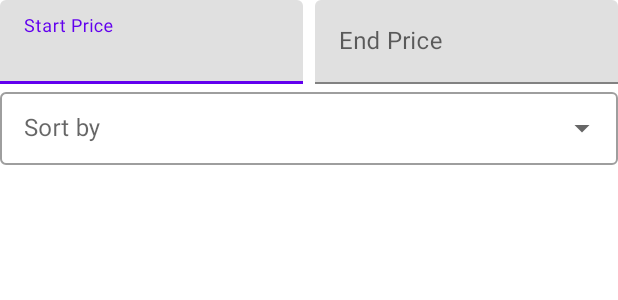
After one commit to marodr99/furniture-store-android, an Android app: the layout additional_search_options.xml on its own in the app's theme, with its tools: preview values and no code run, on a phone screen of 412 x 824 dp. The commit adds this screen. Shown: the top 300 px of the screen. Run offline under Robolectric (Android 15) with nearby library versions, the phone set to English and light mode, and no system bars.

Commit message:
handle filter button. Possibility to search and sort by price.

```diff
--- a/app/src/main/res/layout/activity_furniture_list.xml
+++ b/app/src/main/res/layout/activity_furniture_list.xml
@@ -41,6 +41,7 @@
                 app:layout_constraintWidth_percent="0.65" />
 
             <Button
+                android:id="@+id/filterButton"
                 android:layout_width="0dp"
                 android:layout_height="0dp"
                 android:layout_margin="5dp"
--- /dev/null
+++ b/app/src/main/res/layout/additional_search_options.xml
@@ -0,0 +1,59 @@
+<?xml version="1.0" encoding="utf-8"?>
+<androidx.constraintlayout.widget.ConstraintLayout xmlns:android="http://schemas.android.com/apk/res/android"
+    xmlns:app="http://schemas.android.com/apk/res-auto"
+    android:layout_width="match_parent"
+    android:layout_height="match_parent"
+    android:orientation="vertical">
+
+    <com.google.android.material.textfield.TextInputLayout
+        android:layout_width="0dp"
+        android:layout_height="wrap_content"
+        app:layout_constraintStart_toStartOf="parent"
+        app:layout_constraintTop_toTopOf="parent"
+        app:layout_constraintWidth_percent="0.49">
+
+        <com.google.android.material.textfield.TextInputEditText
+            android:id="@+id/startPriceAlertDialog"
+            android:layout_width="match_parent"
+            android:layout_height="match_parent"
+            android:hint="Start Price"
+            android:inputType="numberDecimal" />
+    </com.google.android.material.textfield.TextInputLayout>
+
+    <com.google.android.material.textfield.TextInputLayout
+        android:id="@+id/endPriceContainer"
+        android:layout_width="0dp"
+        android:layout_height="wrap_content"
+        app:layout_constraintEnd_toEndOf="parent"
+        app:layout_constraintTop_toTopOf="parent"
+        app:layout_constraintWidth_percent="0.49">
+
+        <com.google.android.material.textfield.TextInputEditText
+            android:id="@+id/endPriceAlertDialog"
+            android:layout_width="match_parent"
+            android:layout_height="match_parent"
+            android:hint="End Price"
+            android:inputType="numberDecimal" />
+    </com.google.android.material.textfield.TextInputLayout>
+    <LinearLayout
+        android:layout_width="match_parent"
+        android:layout_height="wrap_content"
+        app:layout_constraintTop_toBottomOf="@id/endPriceContainer">
+        <com.google.android.material.textfield.TextInputLayout
+            style="@style/Widget.MaterialComponents.TextInputLayout.OutlinedBox.Dense.ExposedDropdownMenu"
+            android:layout_width="match_parent"
+            android:layout_height="wrap_content"
+            android:hint="Sort by">
+
+            <AutoCompleteTextView
+                android:id="@+id/sortOption"
+                android:layout_width="match_parent"
+                android:layout_height="wrap_content"
+                android:enabled="false"
+                android:inputType="none"
+                android:textColor="#000" />
+        </com.google.android.material.textfield.TextInputLayout>
+
+    </LinearLayout>
+
+</androidx.constraintlayout.widget.ConstraintLayout>
```
Also changed, not shown: app/src/main/java/pk/furniture_android_app/FurnitureListActivity.kt (+78 -3 lines), app/src/main/java/pk/furniture_android_app/models/chairs/ChairsSearchOptions.kt (+6 -6 lines).
